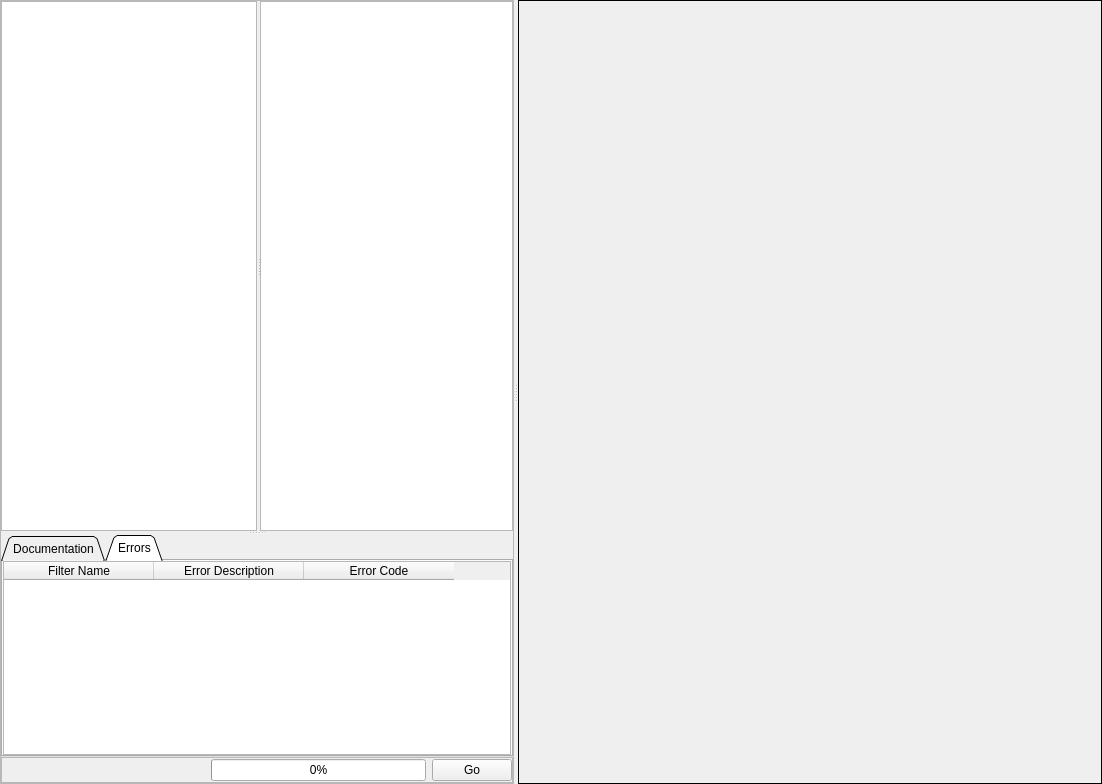
Old version of the form Source/PipelineBuilder/UI_Files/PipelineBuilderWidget.ui in the repository BlueQuartzSoftware/DREAM3D.
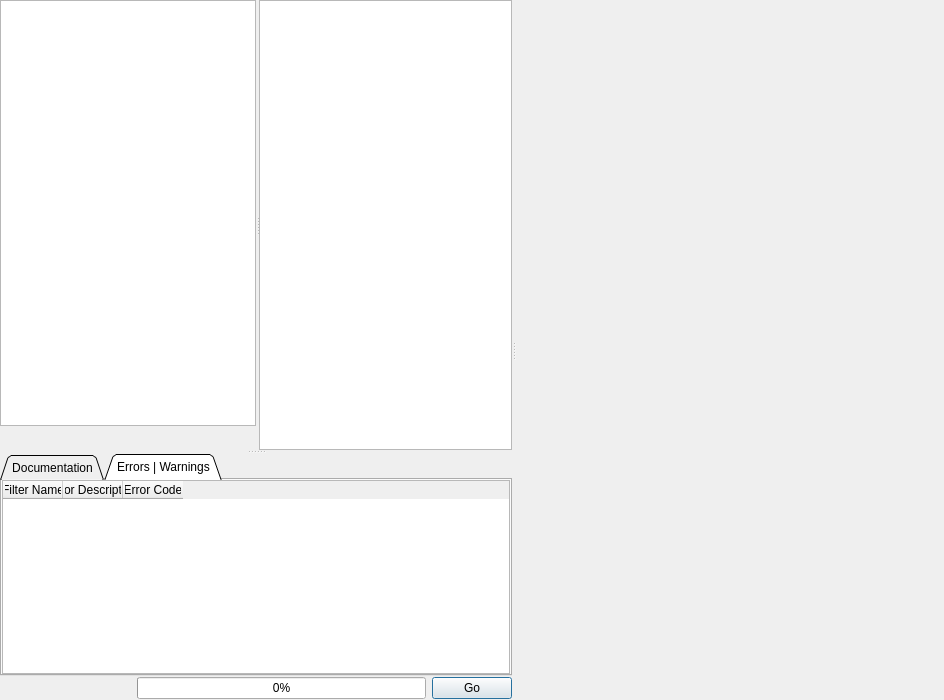
New version of the form. The open tabs and pages were chosen to show the change. Icons and pictures are not drawn. Custom widgets are drawn as their Qt base class.

Commit message: Adding a better icon for warnings/errors. Fixing the row resizing issue when errors are reported. Stop the red to gray throbbing of the QFilterWidget when an error occurs and just turn the QFilterWidget to a red border. This was taking too much CPU time.

```diff
--- a/Source/PipelineBuilder/UI_Files/PipelineBuilderWidget.ui
+++ b/Source/PipelineBuilder/UI_Files/PipelineBuilderWidget.ui
@@ -6,8 +6,8 @@
    <rect>
     <x>0</x>
     <y>0</y>
-    <width>1102</width>
-    <height>784</height>
+    <width>944</width>
+    <height>700</height>
    </rect>
   </property>
   <property name="windowTitle">
@@ -32,7 +32,7 @@
      </property>
      <widget class="QFrame" name="frame">
       <property name="frameShape">
-       <enum>QFrame::StyledPanel</enum>
+       <enum>QFrame::NoFrame</enum>
       </property>
       <property name="frameShadow">
        <enum>QFrame::Raised</enum>
@@ -67,45 +67,195 @@
           <property name="handleWidth">
            <number>3</number>
           </property>
-          <widget class="QTreeWidget" name="filterLibraryTree">
+          <widget class="QFrame" name="frame_3">
            <property name="sizePolicy">
-            <sizepolicy hsizetype="Preferred" vsizetype="Preferred">
+            <sizepolicy hsizetype="Expanding" vsizetype="Preferred">
              <horstretch>0</horstretch>
              <verstretch>0</verstretch>
             </sizepolicy>
            </property>
-           <property name="maximumSize">
-            <size>
-             <width>16777215</width>
-             <height>16777215</height>
-            </size>
+           <property name="frameShape">
+            <enum>QFrame::NoFrame</enum>
            </property>
-           <property name="verticalScrollBarPolicy">
-            <enum>Qt::ScrollBarAsNeeded</enum>
+           <property name="frameShadow">
+            <enum>QFrame::Raised</enum>
            </property>
-           <property name="horizontalScrollBarPolicy">
-            <enum>Qt::ScrollBarAsNeeded</enum>
-           </property>
-           <property name="alternatingRowColors">
-            <bool>true</bool>
-           </property>
-           <property name="verticalScrollMode">
-            <enum>QAbstractItemView::ScrollPerPixel</enum>
-           </property>
-           <property name="uniformRowHeights">
-            <bool>true</bool>
-           </property>
-           <property name="animated">
-            <bool>true</bool>
-           </property>
-           <property name="headerHidden">
-            <bool>true</bool>
-           </property>
-           <column>
-            <property name="text">
-             <string notr="true">1</string>
+           <layout class="QVBoxLayout" name="verticalLayout_5">
+            <property name="spacing">
+             <number>0</number>
             </property>
-           </column>
+            <property name="margin">
+             <number>0</number>
+            </property>
+            <item>
+             <widget class="QTreeWidget" name="filterLibraryTree">
+              <property name="sizePolicy">
+               <sizepolicy hsizetype="Preferred" vsizetype="Expanding">
+                <horstretch>0</horstretch>
+                <verstretch>0</verstretch>
+               </sizepolicy>
+              </property>
+              <property name="minimumSize">
+               <size>
+                <width>150</width>
+                <height>0</height>
+               </size>
+              </property>
+              <property name="maximumSize">
+               <size>
+                <width>16777215</width>
+                <height>16777215</height>
+               </size>
+              </property>
+              <property name="verticalScrollBarPolicy">
+               <enum>Qt::ScrollBarAsNeeded</enum>
+              </property>
+              <property name="horizontalScrollBarPolicy">
+               <enum>Qt::ScrollBarAsNeeded</enum>
+              </property>
+              <property name="alternatingRowColors">
+               <bool>true</bool>
+              </property>
+              <property name="verticalScrollMode">
+               <enum>QAbstractItemView::ScrollPerPixel</enum>
+              </property>
+              <property name="uniformRowHeights">
+               <bool>true</bool>
+              </property>
+              <property name="animated">
+               <bool>true</bool>
+              </property>
+              <property name="headerHidden">
+               <bool>true</bool>
+              </property>
+              <column>
+               <property name="text">
+                <string notr="true">1</string>
+               </property>
+              </column>
+             </widget>
+            </item>
+            <item>
+             <layout class="QHBoxLayout" name="horizontalLayout">
+              <property name="spacing">
+               <number>5</number>
+              </property>
+              <property name="leftMargin">
+               <number>5</number>
+              </property>
+              <item>
+               <widget class="QPushButton" name="addFavoriteBtn">
+                <property name="sizePolicy">
+                 <sizepolicy hsizetype="Fixed" vsizetype="Fixed">
+                  <horstretch>0</horstretch>
+                  <verstretch>0</verstretch>
+                 </sizepolicy>
+                </property>
+                <property name="minimumSize">
+                 <size>
+                  <width>24</width>
+                  <height>24</height>
+                 </size>
+                </property>
+                <property name="maximumSize">
+                 <size>
+                  <width>24</width>
+                  <height>24</height>
+                 </size>
+                </property>
+                <property name="baseSize">
+                 <size>
+                  <width>0</width>
+                  <height>0</height>
+                 </size>
+                </property>
+                <property name="toolTip">
+                 <string>Add a Pipeline Bookmark</string>
+                </property>
+                <property name="text">
+                 <string/>
+                </property>
+                <property name="icon">
+                 <iconset resource="../../../Resources/icons/images/Icons.qrc">
+                  <normaloff>:/flash_add.png</normaloff>:/flash_add.png</iconset>
+                </property>
+                <property name="iconSize">
+                 <size>
+                  <width>24</width>
+                  <height>24</height>
+                 </size>
+                </property>
+                <property name="flat">
+                 <bool>true</bool>
+                </property>
+               </widget>
+              </item>
+              <item>
+               <widget class="QPushButton" name="removeFavoriteBtn">
+                <property name="sizePolicy">
+                 <sizepolicy hsizetype="Fixed" vsizetype="Fixed">
+                  <horstretch>0</horstretch>
+                  <verstretch>0</verstretch>
+                 </sizepolicy>
+                </property>
+                <property name="minimumSize">
+                 <size>
+                  <width>24</width>
+                  <height>24</height>
+                 </size>
+                </property>
+                <property name="maximumSize">
+                 <size>
+                  <width>24</width>
+                  <height>24</height>
+                 </size>
+                </property>
+                <property name="baseSize">
+                 <size>
+                  <width>0</width>
+                  <height>0</height>
+                 </size>
+                </property>
+                <property name="toolTip">
+                 <string>Remove a Pipeline Bookmark</string>
+                </property>
+                <property name="text">
+                 <string/>
+                </property>
+                <property name="icon">
+                 <iconset resource="../../../Resources/icons/images/Icons.qrc">
+                  <normaloff>:/flash_delete.png</normaloff>:/flash_delete.png</iconset>
+                </property>
+                <property name="iconSize">
+                 <size>
+                  <width>24</width>
+                  <height>24</height>
+                 </size>
+                </property>
+                <property name="flat">
+                 <bool>true</bool>
+                </property>
+               </widget>
+              </item>
+              <item>
+               <spacer name="horizontalSpacer_2">
+                <property name="orientation">
+                 <enum>Qt::Horizontal</enum>
+                </property>
+                <property name="sizeType">
+                 <enum>QSizePolicy::Expanding</enum>
+                </property>
+                <property name="sizeHint" stdset="0">
+                 <size>
+                  <width>12</width>
+                  <height>20</height>
+                 </size>
+                </property>
+               </spacer>
+              </item>
+             </layout>
+            </item>
+           </layout>
           </widget>
           <widget class="QFilterListWidget" name="filterList">
            <property name="sizePolicy">
@@ -191,7 +341,7 @@
           </widget>
           <widget class="QWidget" name="tab_2">
            <attribute name="title">
-            <string>Errors</string>
+            <string>Errors | Warnings</string>
            </attribute>
            <layout class="QVBoxLayout" name="verticalLayout_3">
             <property name="spacing">
@@ -203,7 +353,7 @@
             <item>
              <widget class="QTableWidget" name="tableWidget">
               <property name="alternatingRowColors">
-               <bool>true</bool>
+               <bool>false</bool>
               </property>
               <property name="textElideMode">
                <enum>Qt::ElideRight</enum>
@@ -217,8 +367,14 @@
               <property name="wordWrap">
                <bool>true</bool>
               </property>
+              <property name="cornerButtonEnabled">
+               <bool>false</bool>
+              </property>
               <attribute name="horizontalHeaderDefaultSectionSize">
-               <number>150</number>
+               <number>50</number>
+              </attribute>
+              <attribute name="horizontalHeaderMinimumSectionSize">
+               <number>60</number>
               </attribute>
               <attribute name="verticalHeaderDefaultSectionSize">
                <number>30</number>
@@ -275,7 +431,7 @@
           </size>
          </property>
          <property name="frameShape">
-          <enum>QFrame::StyledPanel</enum>
+          <enum>QFrame::NoFrame</enum>
          </property>
          <property name="frameShadow">
           <enum>QFrame::Raised</enum>
@@ -400,116 +556,6 @@
             </property>
            </spacer>
           </item>
-          <item>
-           <widget class="QPushButton" name="addFavoriteBtn">
-            <property name="sizePolicy">
-             <sizepolicy hsizetype="Fixed" vsizetype="Fixed">
-              <horstretch>0</horstretch>
-              <verstretch>0</verstretch>
-             </sizepolicy>
-            </property>
-            <property name="minimumSize">
-             <size>
-              <width>24</width>
-              <height>24</height>
-             </size>
-            </property>
-            <property name="maximumSize">
-             <size>
-              <width>24</width>
-              <height>24</height>
-             </size>
-            </property>
-            <property name="baseSize">
-             <size>
-              <width>0</width>
-              <height>0</height>
-             </size>
-            </property>
-            <property name="toolTip">
-             <string>Add a Pipeline Bookmark</string>
-            </property>
-            <property name="text">
-             <string/>
-            </property>
-            <property name="icon">
-             <iconset resource="../../../Resources/icons/images/Icons.qrc">
-              <normaloff>:/flash_add.png</normaloff>:/flash_add.png</iconset>
-            </property>
-            <property name="iconSize">
-             <size>
-              <width>24</width>
-              <height>24</height>
-             </size>
-            </property>
-            <property name="flat">
-             <bool>true</bool>
-            </property>
-           </widget>
-          </item>
-          <item>
-           <widget class="QPushButton" name="removeFavoriteBtn">
-            <property name="sizePolicy">
-             <sizepolicy hsizetype="Fixed" vsizetype="Fixed">
-              <horstretch>0</horstretch>
-              <verstretch>0</verstretch>
-             </sizepolicy>
-            </property>
-            <property name="minimumSize">
-             <size>
-              <width>24</width>
-              <height>24</height>
-             </size>
-            </property>
-            <property name="maximumSize">
-             <size>
-              <width>24</width>
-              <height>24</height>
-             </size>
-            </property>
-            <property name="baseSize">
-             <size>
-              <width>0</width>
-              <height>0</height>
-             </size>
-            </property>
-            <property name="toolTip">
-             <string>Remove a Pipeline Bookmark</string>
-            </property>
-            <property name="text">
-             <string/>
-            </property>
-            <property name="icon">
-             <iconset resource="../../../Resources/icons/images/Icons.qrc">
-              <normaloff>:/flash_delete.png</normaloff>:/flash_delete.png</iconset>
-            </property>
-            <property name="iconSize">
-             <size>
-              <width>24</width>
-              <height>24</height>
-             </size>
-            </property>
-            <property name="flat">
-             <bool>true</bool>
-            </property>
-           </widget>
-          </item>
-          <item>
-           <spacer name="horizontalSpacer_2">
-            <property name="orientation">
-             <enum>Qt::Horizontal</enum>
-            </property>
-            <property name="sizeType">
-             <enum>QSizePolicy::Fixed</enum>
-            </property>
-            <property name="sizeHint" stdset="0">
-             <size>
-              <width>12</width>
-              <height>20</height>
-             </size>
-            </property>
-           </spacer>
-          </item>
           <item>
            <widget class="QPushButton" name="toggleDocs">
             <property name="sizePolicy">
@@ -619,6 +665,12 @@
             <property name="text">
              <string>Go</string>
             </property>
+            <property name="autoDefault">
+             <bool>true</bool>
+            </property>
+            <property name="default">
+             <bool>true</bool>
+            </property>
            </widget>
           </item>
          </layout>
@@ -646,7 +698,7 @@
        <bool>false</bool>
       </property>
       <property name="frameShape">
-       <enum>QFrame::Box</enum>
+       <enum>QFrame::NoFrame</enum>
       </property>
       <property name="frameShadow">
        <enum>QFrame::Plain</enum>
@@ -662,8 +714,8 @@
         <rect>
          <x>0</x>
          <y>0</y>
-         <width>579</width>
-         <height>782</height>
+         <width>413</width>
+         <height>700</height>
         </rect>
        </property>
        <property name="sizePolicy">
```
Left out of the diff: 7 changed lines with no effect on the pictures. The commit also changes 5 other files.
